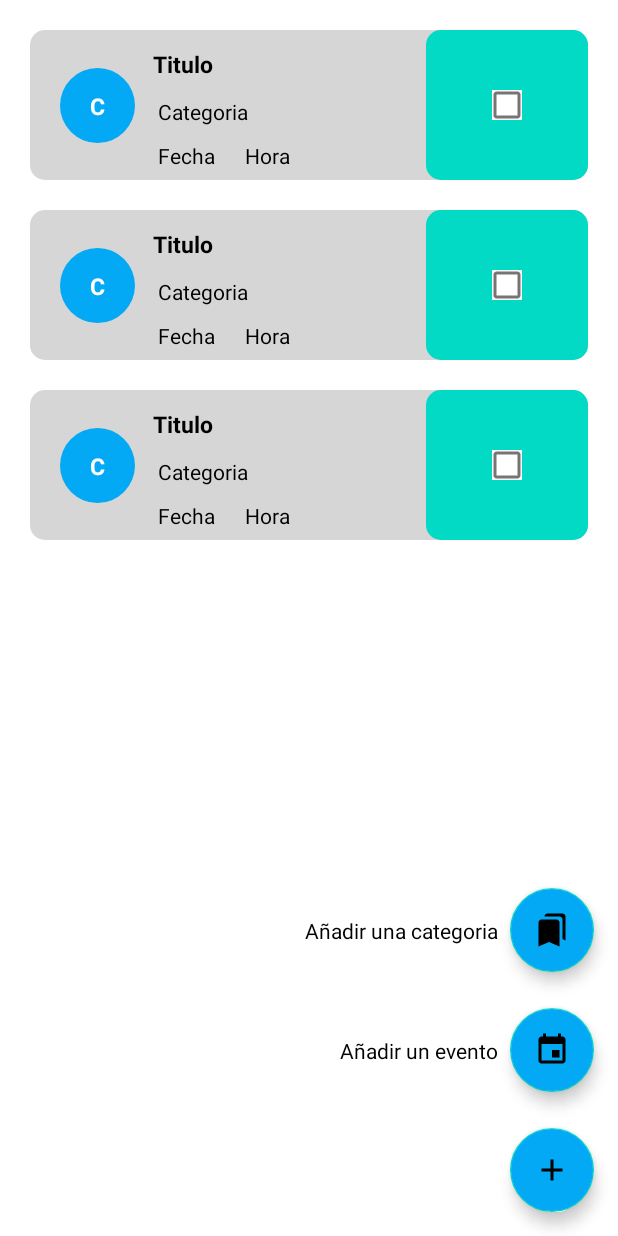
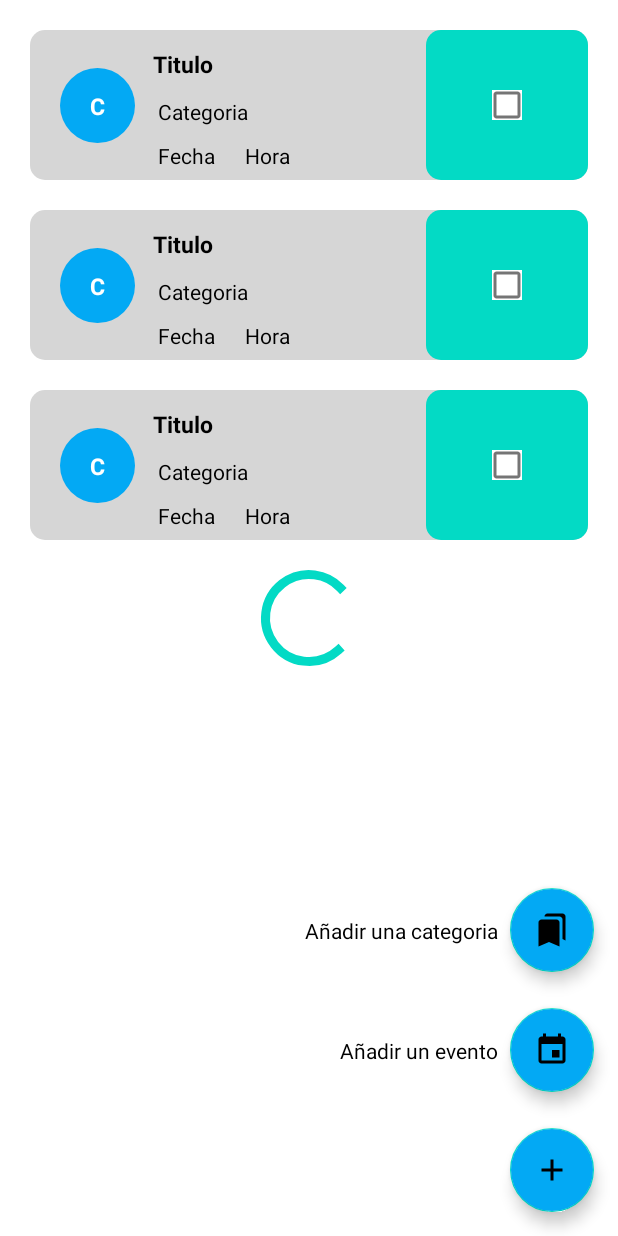
Before and after one commit to markalbrand56/PPM-Proyecto, an Android app: the layout fragment_home.xml on its own in the app's theme, with its tools: preview values and no code run, on a phone screen of 412 x 824 dp. Run offline under Robolectric (Android 15) with nearby library versions, the light colour scheme and no system bars.

Commit message:
progress bar changes

```diff
--- a/app/src/main/res/layout/fragment_details_event.xml
+++ b/app/src/main/res/layout/fragment_details_event.xml
@@ -163,14 +163,16 @@
 
     <TextView
         android:id="@+id/textView_Comentarios"
-        android:layout_width="228dp"
+        android:layout_width="200dp"
         android:layout_height="wrap_content"
         android:layout_margin="@dimen/margin_mid"
+        android:layout_marginTop="12dp"
         android:text="@string/texto_de_ejemplo"
         android:textAlignment="textEnd"
         android:textColor="@color/black"
         android:textSize="20sp"
         app:layout_constraintEnd_toEndOf="parent"
+        app:layout_constraintHorizontal_bias="1.0"
         app:layout_constraintStart_toEndOf="@+id/textView_TituloComentario"
         app:layout_constraintTop_toBottomOf="@+id/textView_Categoria" />
 
--- a/app/src/main/res/layout/fragment_home.xml
+++ b/app/src/main/res/layout/fragment_home.xml
@@ -90,5 +90,16 @@
         app:layout_constraintEnd_toStartOf="@id/addEvent_action"
         app:layout_constraintTop_toTopOf="@id/addEvent_action"
         />
+    <ProgressBar
+        android:id="@+id/progress_circular"
+        style="?android:attr/progressBarStyleLarge"
+        android:layout_width="wrap_content"
+        android:layout_height="wrap_content"
+        android:layout_margin="@dimen/margin_mid"
+        app:layout_constraintTop_toTopOf="parent"
+        app:layout_constraintStart_toStartOf="parent"
+        app:layout_constraintEnd_toEndOf="parent"
+        app:layout_constraintBottom_toBottomOf="parent"
+        />
 
 </androidx.constraintlayout.widget.ConstraintLayout>
```
Also changed, not shown: app/src/main/java/com/uvg/todoba/ui/fragments/CreateCategoryFragment.kt (+10 -6 lines), app/src/main/java/com/uvg/todoba/ui/fragments/CreateEventFragment.kt (+9 -10 lines), app/src/main/java/com/uvg/todoba/ui/fragments/HomeFragment.kt (+10 -10 lines), app/src/main/res/layout/fragment_create_category.xml (+10 -0 lines).
